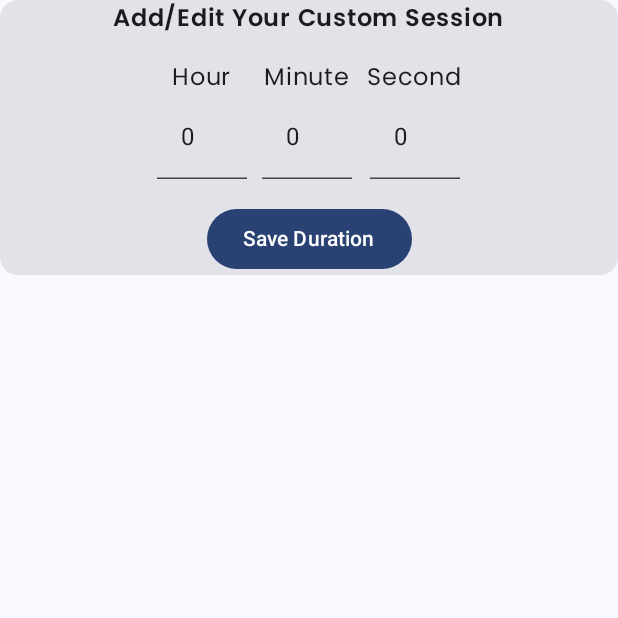
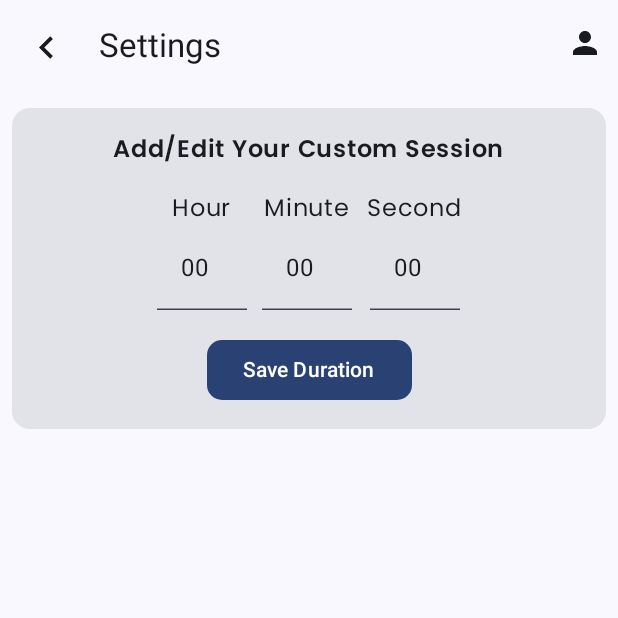
Before and after one commit to chiru-kiran/Bliss-Timer, an Android app built with Jetpack Compose: the TimerSettingsScreen screen opened through its navigation route, on a phone screen of 412 x 824 dp, the top half of it. Run offline under Robolectric (Android 15) with nearby library versions, the light colour scheme and no system bars; our stand-ins replace Dagger/Hilt's generated code, Firebase (no records; nobody signed in at launch, a user with empty details on screens opened directly).

Commit message:
Commit 14

```diff
--- a/app/src/main/java/uk/ac/tees/mad/univid/presentation/component/AppNavigation.kt
+++ b/app/src/main/java/uk/ac/tees/mad/univid/presentation/component/AppNavigation.kt
@@ -1,5 +1,6 @@
 package uk.ac.tees.mad.univid.presentation.component
 
+import androidx.compose.material3.Surface
 import androidx.compose.runtime.Composable
 import androidx.lifecycle.viewmodel.compose.viewModel
 import androidx.navigation.compose.NavHost
@@ -9,10 +10,10 @@ import uk.ac.tees.mad.univid.presentation.AppViewModel
 import uk.ac.tees.mad.univid.presentation.ui.HomeScreen
 import uk.ac.tees.mad.univid.presentation.ui.LoginScreen
 import uk.ac.tees.mad.univid.presentation.ui.MeditationSessionScreen
+import uk.ac.tees.mad.univid.presentation.ui.ProfileScreen
 import uk.ac.tees.mad.univid.presentation.ui.SignUpScreen
 import uk.ac.tees.mad.univid.presentation.ui.SplashScreen
 import uk.ac.tees.mad.univid.presentation.ui.TimerSettingsScreen
-import kotlin.time.Duration
 
 sealed class ApplicationNavigationItems(val route : String){
     object SplashScreen : ApplicationNavigationItems("splash_screen")
@@ -23,6 +24,7 @@ sealed class ApplicationNavigationItems(val route : String){
     object MeditationSessionScreen : ApplicationNavigationItems("meditation_session_screen/{duration}"){
         fun createRoute(duration: String) = "meditation_session_screen/$duration"
     }
+    object ProfileScreen : ApplicationNavigationItems("profile_screen")
 }
 
 @Composable
@@ -30,7 +32,7 @@ fun ApplicationNavigation(){
     val navController = rememberNavController()
     val viewModel : AppViewModel = viewModel()
 
-
+    Surface {
     NavHost(navController = navController, startDestination = ApplicationNavigationItems.SplashScreen.route){
         composable(ApplicationNavigationItems.SplashScreen.route){
             SplashScreen(navController)
@@ -51,5 +53,9 @@ fun ApplicationNavigation(){
             val duration = backStackEntry.arguments?.getString("duration")
             MeditationSessionScreen(duration, viewModel, navController)
         }
+        composable(ApplicationNavigationItems.ProfileScreen.route){
+            ProfileScreen(viewModel, navController)
+        }
     }
 }
+}
--- a/app/src/main/java/uk/ac/tees/mad/univid/presentation/ui/TimerSettingsScreen.kt
+++ b/app/src/main/java/uk/ac/tees/mad/univid/presentation/ui/TimerSettingsScreen.kt
@@ -2,20 +2,29 @@ package uk.ac.tees.mad.univid.presentation.ui
 
 import android.content.Context
 import android.content.SharedPreferences
+import androidx.compose.foundation.clickable
 import androidx.compose.foundation.layout.Column
 import androidx.compose.foundation.layout.Row
 import androidx.compose.foundation.layout.Spacer
 import androidx.compose.foundation.layout.fillMaxWidth
 import androidx.compose.foundation.layout.height
 import androidx.compose.foundation.layout.padding
+import androidx.compose.foundation.layout.size
 import androidx.compose.foundation.layout.width
+import androidx.compose.foundation.shape.RoundedCornerShape
 import androidx.compose.foundation.text.KeyboardOptions
+import androidx.compose.material.icons.Icons
+import androidx.compose.material.icons.filled.KeyboardArrowLeft
+import androidx.compose.material.icons.filled.Person
 import androidx.compose.material3.Button
 import androidx.compose.material3.Card
+import androidx.compose.material3.ExperimentalMaterial3Api
+import androidx.compose.material3.Icon
 import androidx.compose.material3.OutlinedTextField
 import androidx.compose.material3.Scaffold
 import androidx.compose.material3.Text
 import androidx.compose.material3.TextField
+import androidx.compose.material3.TopAppBar
 import androidx.compose.runtime.Composable
 import androidx.compose.runtime.getValue
 import androidx.compose.runtime.mutableStateOf
@@ -29,29 +38,69 @@ import androidx.compose.ui.text.input.KeyboardType
 import androidx.compose.ui.unit.dp
 import androidx.navigation.NavHostController
 import uk.ac.tees.mad.univid.presentation.AppViewModel
+import uk.ac.tees.mad.univid.presentation.component.ApplicationNavigationItems
 import uk.ac.tees.mad.univid.ui.theme.poppins
 import kotlin.time.Duration
 import kotlin.time.Duration.Companion.milliseconds
 
+@OptIn(ExperimentalMaterial3Api::class)
 @Composable
 fun TimerSettingsScreen(viewModel: AppViewModel, navController: NavHostController) {
-    var hours by remember { mutableStateOf("0") }
-    var minutes by remember { mutableStateOf("0") }
-    var seconds by remember { mutableStateOf("0") }
+    var hours by remember { mutableStateOf("00") }
+    var minutes by remember { mutableStateOf("00") }
+    var seconds by remember { mutableStateOf("00") }
     val context = LocalContext.current
 
-    Scaffold {
+    Scaffold(
+        topBar = {
+            TopAppBar(title = {
+                Row {
+                    Icon(imageVector = Icons.Default.KeyboardArrowLeft,
+                        contentDescription = null,
+                        modifier = Modifier
+                            .size(30.dp)
+                            .clickable {
+                                navController.popBackStack()
+                            })
+                    Spacer(modifier = Modifier.width(20.dp))
+                    Text(text = "Settings")
+                    Spacer(modifier = Modifier.weight(1f))
+                    Icon(
+                        imageVector = Icons.Default.Person,
+                        contentDescription = "profile",
+                        modifier = Modifier.padding(end = 10.dp).clickable {
+                            navController.navigate(ApplicationNavigationItems.ProfileScreen.route)
+                        }
+                    )
+                }
+            })
+        }
+    ) {
         Column(modifier = Modifier.padding(it)) {
             // Timer settings content
-            Card(modifier = Modifier.fillMaxWidth()) {
-                Column(modifier = Modifier.fillMaxWidth(), horizontalAlignment = Alignment.CenterHorizontally) {
-                    Text(text = "Add/Edit Your Custom Session",
+            Card(
+                modifier = Modifier
+                    .fillMaxWidth()
+                    .padding(8.dp)
+            ) {
+                Column(
+                    modifier = Modifier.fillMaxWidth(),
+                    horizontalAlignment = Alignment.CenterHorizontally
+                ) {
+                    Spacer(modifier = Modifier.height(15.dp))
+                    Text(
+                        text = "Add/Edit Your Custom Session",
                         fontFamily = poppins,
-                        fontWeight = FontWeight.SemiBold)
+                        fontWeight = FontWeight.SemiBold
+                    )
                     Spacer(modifier = Modifier.height(15.dp))
                     Row {
                         Column {
-                            Text(text = "Hour", fontFamily = poppins, modifier = Modifier.align(Alignment.CenterHorizontally))
+                            Text(
+                                text = "Hour",
+                                fontFamily = poppins,
+                                modifier = Modifier.align(Alignment.CenterHorizontally)
+                            )
                             TextField(
                                 value = hours,
                                 onValueChange = { hours = it },
@@ -66,7 +115,11 @@ fun TimerSettingsScreen(viewModel: AppViewModel, navController: NavHostControlle
                         }
                         Spacer(modifier = Modifier.width(10.dp))
                         Column {
-                            Text(text = "Minute", fontFamily = poppins, modifier = Modifier.align(Alignment.CenterHorizontally))
+                            Text(
+                                text = "Minute",
+                                fontFamily = poppins,
+                                modifier = Modifier.align(Alignment.CenterHorizontally)
+                            )
                             TextField(
                                 value = minutes,
                                 onValueChange = { minutes = it },
@@ -82,7 +135,11 @@ fun TimerSettingsScreen(viewModel: AppViewModel, navController: NavHostControlle
                         }
                         Spacer(modifier = Modifier.width(10.dp))
                         Column {
-                            Text(text = "Second", fontFamily = poppins, modifier = Modifier.align(Alignment.CenterHorizontally))
+                            Text(
+                                text = "Second",
+                                fontFamily = poppins,
+                                modifier = Modifier.align(Alignment.CenterHorizontally)
+                            )
                             TextField(
                                 value = seconds,
                                 onValueChange = { seconds = it },
@@ -97,13 +154,17 @@ fun TimerSettingsScreen(viewModel: AppViewModel, navController: NavHostControlle
                         }
                     }
                     Spacer(modifier = Modifier.height(16.dp))
-                    Button(onClick = {
-                        val duration = parseDuration(hours, minutes, seconds)
-                        saveDuration(context, "userDuration", duration)
-                    }) {
+                    Button(
+                        onClick = {
+                            val duration = parseDuration(hours, minutes, seconds)
+                            saveDuration(context, "userDuration", duration)
+                        },
+                        shape = RoundedCornerShape(10.dp)
+                    ) {
                         Text("Save Duration")
                     }
                 }
+                Spacer(modifier = Modifier.height(15.dp))
             }
         }
     }
@@ -120,7 +181,8 @@ fun parseDuration(hours: String, minutes: String, seconds: String): Duration {
 
 
 fun saveDuration(context: Context, key: String, duration: Duration) {
-    val sharedPreferences: SharedPreferences = context.getSharedPreferences("MyPrefs", Context.MODE_PRIVATE)
+    val sharedPreferences: SharedPreferences =
+        context.getSharedPreferences("MyPrefs", Context.MODE_PRIVATE)
     val editor = sharedPreferences.edit()
     editor.putLong(key, duration.inWholeMilliseconds)
     editor.apply()
```
Also changed, not shown: app/src/main/java/uk/ac/tees/mad/univid/domain/model/MeditationSession.kt (added, +7 -0 lines), app/src/main/java/uk/ac/tees/mad/univid/presentation/AppViewModel.kt (+39 -0 lines), app/src/main/java/uk/ac/tees/mad/univid/presentation/ui/HomeScreen.kt (+14 -1 lines), app/src/main/java/uk/ac/tees/mad/univid/presentation/ui/MeditationSessionScreen.kt (+41 -6 lines), app/src/main/java/uk/ac/tees/mad/univid/presentation/ui/ProfileScreen.kt (added, +9 -0 lines).
